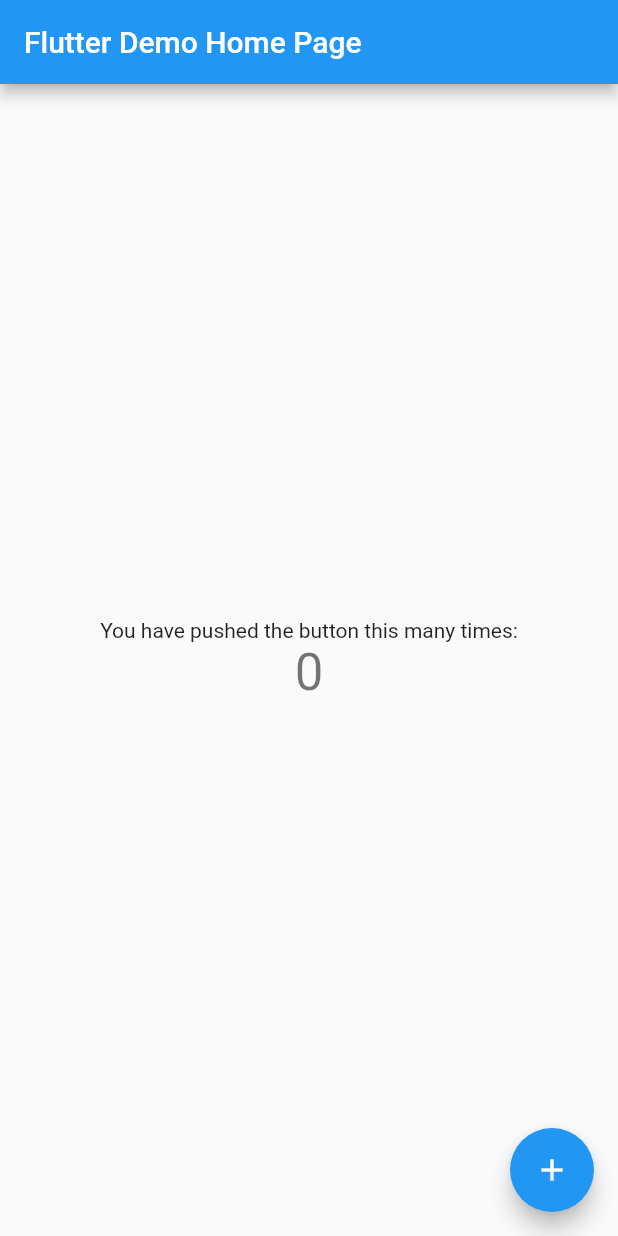
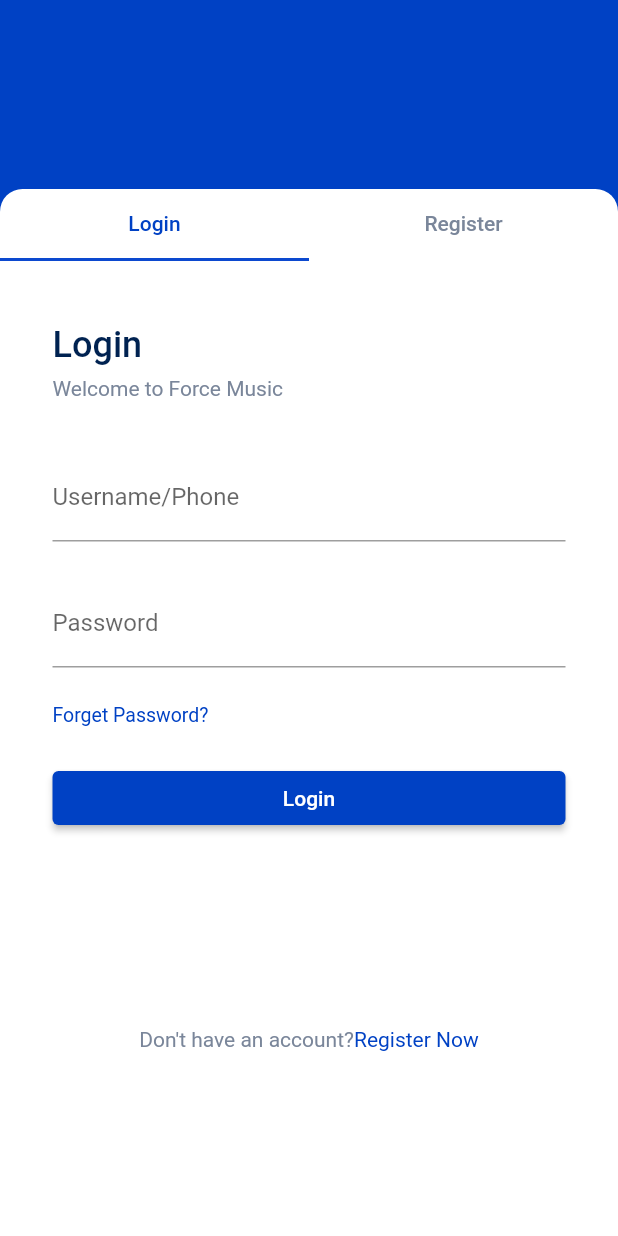
Before and after one commit to FrankLin23/force-music-app, a Flutter app: the screen it shows after launch, on a phone screen of 412 x 824 dp. Run offline on Flutter 3.47's test engine with Material 2 defaults, Android fonts, the phone set to English and light mode, and no system bars.

Commit message:
feat:add login

```diff
--- a/lib/main.dart
+++ b/lib/main.dart
@@ -1,115 +1,28 @@
 import 'package:flutter/material.dart';
+import 'package:force_music_app/pages/home.dart';
+import 'package:force_music_app/pages/login/login_page.dart';
+import 'package:force_music_app/theme.dart';
 
 void main() {
-  runApp(const MyApp());
+  runApp(const ForceMusic());
 }
 
-class MyApp extends StatelessWidget {
-  const MyApp({Key? key}) : super(key: key);
+class ForceMusic extends StatelessWidget {
+  const ForceMusic({Key? key}) : super(key: key);
 
   // This widget is the root of your application.
   @override
   Widget build(BuildContext context) {
     return MaterialApp(
-      title: 'Flutter Demo',
+      title: 'Force Music',
       theme: ThemeData(
-        // This is the theme of your application.
-        //
-        // Try running your application with "flutter run". You'll see the
-        // application has a blue toolbar. Then, without quitting the app, try
-        // changing the primarySwatch below to Colors.green and then invoke
-        // "hot reload" (press "r" in the console where you ran "flutter run",
-        // or simply save your changes to "hot reload" in a Flutter IDE).
-        // Notice that the counter didn't reset back to zero; the application
-        // is not restarted.
-        primarySwatch: Colors.blue,
+        primarySwatch: primary,
       ),
-      home: const MyHomePage(title: 'Flutter Demo Home Page'),
+      initialRoute: '/login',
+      routes: {
+        '/': (context) => const Home(),
+        "/login": (context) => const LoginPage()
+      },
     );
   }
 }
-
-class MyHomePage extends StatefulWidget {
-  const MyHomePage({Key? key, required this.title}) : super(key: key);
-
-  // This widget is the home page of your application. It is stateful, meaning
-  // that it has a State object (defined below) that contains fields that affect
-  // how it looks.
-
-  // This class is the configuration for the state. It holds the values (in this
-  // case the title) provided by the parent (in this case the App widget) and
-  // used by the build method of the State. Fields in a Widget subclass are
-  // always marked "final".
-
-  final String title;
-
-  @override
-  State<MyHomePage> createState() => _MyHomePageState();
-}
-
-class _MyHomePageState extends State<MyHomePage> {
-  int _counter = 0;
-
-  void _incrementCounter() {
-    setState(() {
-      // This call to setState tells the Flutter framework that something has
-      // changed in this State, which causes it to rerun the build method below
-      // so that the display can reflect the updated values. If we changed
-      // _counter without calling setState(), then the build method would not be
-      // called again, and so nothing would appear to happen.
-      _counter++;
-    });
-  }
-
-  @override
-  Widget build(BuildContext context) {
-    // This method is rerun every time setState is called, for instance as done
-    // by the _incrementCounter method above.
-    //
-    // The Flutter framework has been optimized to make rerunning build methods
-    // fast, so that you can just rebuild anything that needs updating rather
-    // than having to individually change instances of widgets.
-    return Scaffold(
-      appBar: AppBar(
-        // Here we take the value from the MyHomePage object that was created by
-        // the App.build method, and use it to set our appbar title.
-        title: Text(widget.title),
-      ),
-      body: Center(
-        // Center is a layout widget. It takes a single child and positions it
-        // in the middle of the parent.
-        child: Column(
-          // Column is also a layout widget. It takes a list of children and
-          // arranges them vertically. By default, it sizes itself to fit its
-          // children horizontally, and tries to be as tall as its parent.
-          //
-          // Invoke "debug painting" (press "p" in the console, choose the
-          // "Toggle Debug Paint" action from the Flutter Inspector in Android
-          // Studio, or the "Toggle Debug Paint" command in Visual Studio Code)
-          // to see the wireframe for each widget.
-          //
-          // Column has various properties to control how it sizes itself and
-          // how it positions its children. Here we use mainAxisAlignment to
-          // center the children vertically; the main axis here is the vertical
-          // axis because Columns are vertical (the cross axis would be
-          // horizontal).
-          mainAxisAlignment: MainAxisAlignment.center,
-          children: <Widget>[
-            const Text(
-              'You have pushed the button this many times:',
-            ),
-            Text(
-              '$_counter',
-              style: Theme.of(context).textTheme.headline4,
-            ),
-          ],
-        ),
-      ),
-      floatingActionButton: FloatingActionButton(
-        onPressed: _incrementCounter,
-        tooltip: 'Increment',
-        child: const Icon(Icons.add),
-      ), // This trailing comma makes auto-formatting nicer for build methods.
-    );
-  }
-}
--- /dev/null
+++ b/lib/pages/home.dart
@@ -0,0 +1,19 @@
+import 'package:flutter/material.dart';
+
+class Home extends StatelessWidget {
+  const Home({Key? key}) : super(key: key);
+
+  @override
+  Widget build(BuildContext context) {
+    return Scaffold(
+      body: Center(
+        child: ElevatedButton(
+          onPressed: () {
+            Navigator.pushNamed(context, '/login');
+          },
+          child: const Text("Login"),
+        ),
+      ),
+    );
+  }
+}
--- /dev/null
+++ b/lib/pages/login/login_form.dart
@@ -0,0 +1,106 @@
+import 'package:flutter/material.dart';
+import 'package:force_music_app/theme.dart';
+
+class LoginForm extends StatefulWidget {
+  const LoginForm({Key? key}) : super(key: key);
+
+  @override
+  State createState() => _LoginFormState();
+}
+
+class _LoginFormState extends State<LoginForm> {
+  @override
+  Widget build(BuildContext context) {
+    return Container(
+      padding: const EdgeInsets.only(left: 35, top: 42, right: 35),
+      child: Column(
+        crossAxisAlignment: CrossAxisAlignment.start,
+        children: <Widget>[
+          const Text(
+            "Login",
+            style: TextStyle(
+                fontSize: 24,
+                color: Color(0xFF002251),
+                letterSpacing: 0,
+                fontWeight: FontWeight.w500),
+          ),
+          const SizedBox(height: 7),
+          const Text(
+            "Welcome to Force Music",
+            style: TextStyle(
+                fontSize: 14,
+                color: Color(0xFF7A869A),
+                letterSpacing: 0,
+                fontWeight: FontWeight.w400),
+          ),
+          const SizedBox(height: 35),
+          TextFormField(
+            decoration: const InputDecoration(
+                hintText: "Please Input Username/Phone",
+                labelText: 'Username/Phone'),
+            onSaved: (String? value) {},
+            validator: (String? value) {
+              return (value != null && value.contains('@'))
+                  ? 'Do not use the @ char.'
+                  : null;
+            },
+          ),
+          const SizedBox(
+            height: 25,
+          ),
+          TextFormField(
+            decoration: const InputDecoration(
+                hintText: "Please Input Password", labelText: 'Password'),
+            onSaved: (String? value) {},
+            validator: (String? value) {
+              return (value != null && value.contains('@'))
+                  ? 'Do not use the @ char.'
+                  : null;
+            },
+          ),
+          const SizedBox(
+            height: 24,
+          ),
+          const Text(
+            "Forget Password?",
+            style: TextStyle(fontSize: 13, color: primary),
+          ),
+          const SizedBox(height: 24),
+          FractionallySizedBox(
+            widthFactor: 1,
+            child: ElevatedButton(
+              onPressed: () {
+                Navigator.pushNamed(context, "/");
+              },
+              child: const Text("Login"),
+            ),
+          ),
+          const SizedBox(
+            height: 129,
+          ),
+          Row(
+            mainAxisAlignment: MainAxisAlignment.center,
+            children: const [
+              Text(
+                "Don't have an account?",
+                style: TextStyle(
+                    color: Color(0xFF7A869A),
+                    fontSize: 14,
+                    letterSpacing: 0,
+                    fontWeight: FontWeight.w400),
+              ),
+              Text(
+                "Register Now",
+                style: TextStyle(
+                    color: primary,
+                    fontSize: 14,
+                    letterSpacing: 0,
+                    fontWeight: FontWeight.w400),
+              )
+            ],
+          )
+        ],
+      ),
+    );
+  }
+}
--- /dev/null
+++ b/lib/pages/login/login_page.dart
@@ -0,0 +1,60 @@
+import 'package:flutter/material.dart';
+import 'package:force_music_app/pages/login/login_form.dart';
+import 'package:force_music_app/theme.dart';
+
+class LoginPage extends StatefulWidget {
+  const LoginPage({Key? key}) : super(key: key);
+
+  @override
+  State createState() => _LoginPageState();
+}
+
+class _LoginPageState extends State<LoginPage> with TickerProviderStateMixin {
+  late TabController _tabController;
+
+  @override
+  void initState() {
+    super.initState();
+    _tabController = TabController(length: 2, vsync: this);
+  }
+
+  @override
+  Widget build(BuildContext context) {
+    return Scaffold(
+        body: Container(
+      color: primary,
+      padding: const EdgeInsets.only(top: 126),
+      width: MediaQuery.of(context).size.width,
+      height: MediaQuery.of(context).size.height,
+      child: Container(
+        decoration: const BoxDecoration(
+            color: Colors.white,
+            borderRadius: BorderRadius.only(
+                topLeft: Radius.circular(15), topRight: Radius.circular(15))),
+        child: Column(
+          children: <Widget>[
+            TabBar(
+                controller: _tabController,
+                labelColor: primary,
+                unselectedLabelColor: const Color(0xFF7A869A),
+                tabs: const <Widget>[
+                  Tab(text: 'Login'),
+                  Tab(text: 'Register')
+                ]),
+            Flexible(
+                flex: 1,
+                child: TabBarView(
+                  controller: _tabController,
+                  children: const <Widget>[
+                    LoginForm(),
+                    Center(
+                      child: Text("Register"),
+                    )
+                  ],
+                ))
+          ],
+        ),
+      ),
+    ));
+  }
+}
--- /dev/null
+++ b/lib/theme.dart
@@ -0,0 +1,16 @@
+import 'package:flutter/material.dart';
+
+const int _bluePrimaryValue = 0xFF0041C4;
+
+const MaterialColor primary = MaterialColor(_bluePrimaryValue, <int, Color>{
+  50: Color(0xFFE7E9F9),
+  100: Color(0xFFC2C8F1),
+  200: Color(0xFF98A4E7),
+  300: Color(0xFF6C81DE),
+  400: Color(0xFF4765D7),
+  500: Color(0xFF0C49CF),
+  600: Color(_bluePrimaryValue),
+  700: Color(0xFF0037B8),
+  800: Color(0xFF002CAD),
+  900: Color(0xFF00189A),
+});
```
Also changed, not shown: 1 other file.
